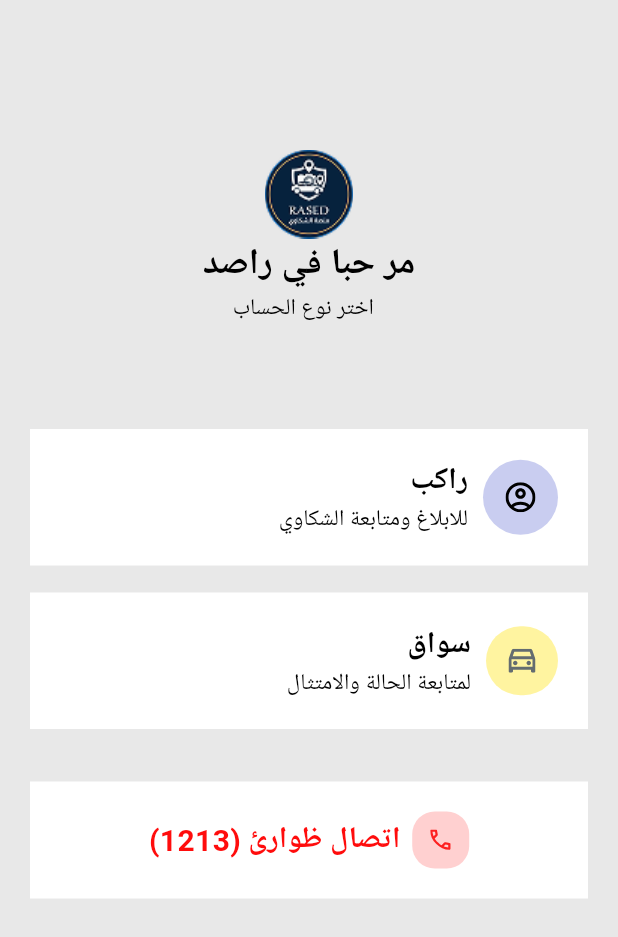
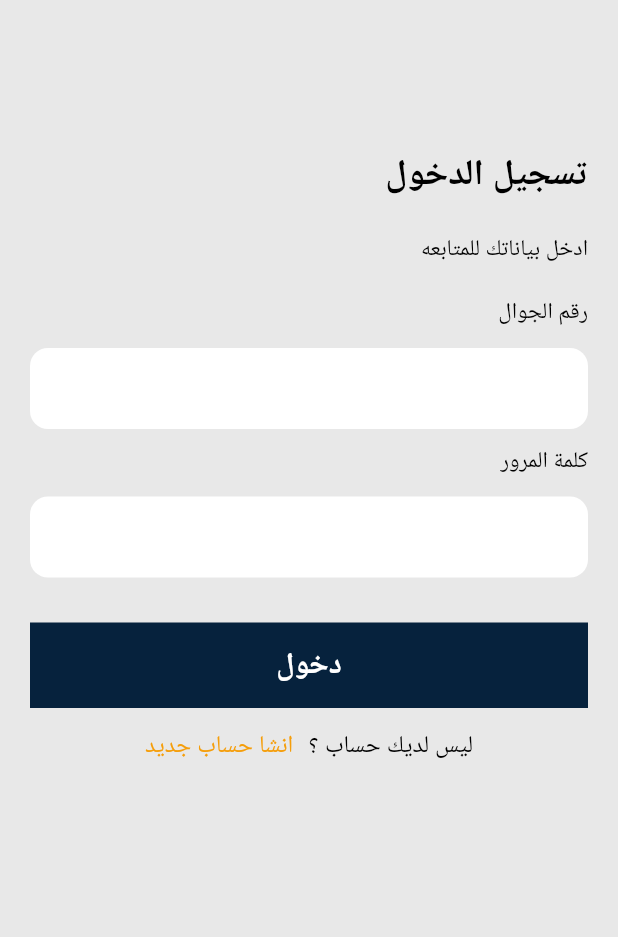
Before and after one commit to mO7MeD11/Graduation-project, a Flutter app: the screen it shows after launch, after a tap on "راكب", on a phone screen of 412 x 824 dp. Shown: the top 937 px of the screen. Run offline on Flutter 3.47's test engine with Material 3 defaults, Android fonts, the phone set to English and light mode, and no system bars; our stand-ins replace dio, flutter_svg, gap.

Commit message:
create login view and register view

```diff
--- a/lib/core/style/font_style.dart
+++ b/lib/core/style/font_style.dart
@@ -4,6 +4,11 @@
   static const TextStyle regular15 = TextStyle(
     color: Color(0xff000000),
     fontSize: 15,
+    fontWeight: FontWeight.w400,
+  );
+    static const TextStyle regular16 = TextStyle(
+    color: Color(0xff000000),
+    fontSize: 16,
     fontWeight: FontWeight.w400,
   );
   static const TextStyle regular24 = TextStyle(
--- a/lib/features/registration/views/account_type_view.dart
+++ b/lib/features/registration/views/account_type_view.dart
@@ -1,7 +1,9 @@
 import 'package:flutter/material.dart';
-import 'package:flutter_svg/flutter_svg.dart';
 import 'package:gap/gap.dart';
 import 'package:graduationproject/core/style/font_style.dart';
+import 'package:graduationproject/features/registration/views/login_view.dart';
+import 'package:graduationproject/features/registration/widget/custom_container.dart';
+import 'package:graduationproject/features/registration/widget/roale_card.dart';
 
 class AccountTypeView extends StatelessWidget {
   const AccountTypeView({super.key});
@@ -22,7 +24,12 @@
             Text('اختر نوع الحساب  ', style: FontStyles.regular15),
             Gap(70),
             GestureDetector(
-              onTap: () {},
+              onTap: () {
+                Navigator.push(
+                  context,
+                  MaterialPageRoute(builder: (context) => LoginView()),
+                );
+              },
               child: RoleCard(
                 image: 'assets/person.svg',
                 text1: 'راكب',
@@ -32,7 +39,12 @@
             ),
             Gap(18),
             GestureDetector(
-              onTap: () {},
+              onTap: () {
+                Navigator.push(
+                  context,
+                  MaterialPageRoute(builder: (context) => LoginView()),
+                );
+              },
               child: RoleCard(
                 image: 'assets/car.svg',
                 text1: 'سواق',
@@ -48,80 +60,3 @@
     );
   }
 }
-
-class CustomContainer extends StatelessWidget {
-  const CustomContainer({super.key});
-
-  @override
-  Widget build(BuildContext context) {
-    return Container(
-      padding: EdgeInsets.all(20),
-      decoration: BoxDecoration(color: Color(0xffFFFFFF)),
-      child: Row(
-        mainAxisAlignment: MainAxisAlignment.center,
-        children: [
-          Text(
-            'اتصال ظوارئ (1213)',
-            style: TextStyle(
-              color: Color(0xffFF0C0C),
-              fontWeight: FontWeight.w700,
-              fontSize: 20,
-            ),
-          ),
-          Gap(8),
-          Container(
-            padding: EdgeInsets.all(12),
-            decoration: BoxDecoration(
-              color: Color(0xffFFD0D0),
-              borderRadius: BorderRadius.circular(15),
-            ),
-            child: SvgPicture.asset('assets/call.svg'),
-          ),
-        ],
-      ),
-    );
-  }
-}
-
-class RoleCard extends StatelessWidget {
-  const RoleCard({
-    super.key,
-    required this.text1,
-    required this.text2,
-    required this.image,
-    required this.color,
-  });
-  final String text1;
-  final String text2;
-  final String image;
-  final int color;
-
-  @override
-  Widget build(BuildContext context) {
-    return Container(
-      padding: EdgeInsets.all(20),
-      decoration: BoxDecoration(color: Color(0xffFFFFFF)),
-      child: Row(
-        mainAxisAlignment: MainAxisAlignment.end,
-        children: [
-          Column(
-            crossAxisAlignment: CrossAxisAlignment.end,
-            children: [
-              Text(text1, style: FontStyles.regular20),
-              Text(text2, style: FontStyles.regular15),
-            ],
-          ),
-          Gap(10),
-          Container(
-            padding: EdgeInsets.all(15),
-            decoration: BoxDecoration(
-              borderRadius: BorderRadius.circular(50),
-              color: Color(color),
-            ),
-            child: SvgPicture.asset(image),
-          ),
-        ],
-      ),
-    );
-  }
-}
--- a/lib/features/registration/views/login_view.dart
+++ b/lib/features/registration/views/login_view.dart
@@ -0,0 +1,64 @@
+import 'package:flutter/material.dart';
+import 'package:gap/gap.dart';
+import 'package:graduationproject/core/style/font_style.dart';
+import 'package:graduationproject/features/registration/views/register_view.dart';
+import 'package:graduationproject/features/registration/widget/custom_button.dart';
+import 'package:graduationproject/features/registration/widget/custom_text_form_field.dart';
+
+class LoginView extends StatelessWidget {
+  const LoginView({super.key});
+
+  @override
+  Widget build(BuildContext context) {
+    return Scaffold(
+      backgroundColor: Color(0xffE8E8E8),
+      body: Padding(
+        padding: const EdgeInsets.symmetric(horizontal: 20),
+        child: Column(
+          crossAxisAlignment: CrossAxisAlignment.end,
+          children: [
+            Gap(100),
+            Text('تسجيل الدخول', style: FontStyles.regular24),
+            Gap(20),
+            Text('ادخل بياناتك للمتابعه', style: FontStyles.regular15),
+            Gap(20),
+            Text('رقم الجوال', style: FontStyles.regular15),
+            Gap(13),
+            CustomTextFormField(),
+            Gap(10),
+            Text('كلمة المرور', style: FontStyles.regular15),
+            Gap(13),
+            CustomTextFormField(),
+            Gap(30),
+            SizedBox(
+              width: double.infinity,
+              child: CustomButton(text: 'دخول', onTap: () {}),
+            ),
+            Gap(13),
+            Row(
+              mainAxisAlignment: MainAxisAlignment.center,
+              children: [
+                GestureDetector(
+                  onTap: () {
+                    Navigator.push(
+                      context,
+                      MaterialPageRoute(builder: (context) => RegisterView()),
+                    );
+                  },
+                  child: Text(
+                    'انشا حساب جديد',
+                    style: FontStyles.regular16.copyWith(
+                      color: Color(0xffF59E0B),
+                    ),
+                  ),
+                ),
+                Gap(10),
+                Text('ليس لديك حساب ؟', style: FontStyles.regular16),
+              ],
+            ),
+          ],
+        ),
+      ),
+    );
+  }
+}
--- /dev/null
+++ b/lib/features/registration/widget/custom_button.dart
@@ -0,0 +1,24 @@
+import 'package:flutter/material.dart';
+import 'package:graduationproject/core/style/font_style.dart';
+
+class CustomButton extends StatelessWidget {
+  const CustomButton({super.key, required this.text, required this.onTap});
+  final String text;
+  final Function() onTap;
+  @override
+  Widget build(BuildContext context) {
+    return GestureDetector(
+      onTap: onTap,
+      child: Container(
+        padding: EdgeInsets.all(14),
+        decoration: BoxDecoration(color: Color(0xff06223D)),
+        child: Center(
+          child: Text(
+            text,
+            style: FontStyles.regular20.copyWith(color: Colors.white),
+          ),
+        ),
+      ),
+    );
+  }
+}
--- /dev/null
+++ b/lib/features/registration/widget/custom_container.dart
@@ -0,0 +1,37 @@
+import 'package:flutter/material.dart';
+import 'package:flutter_svg/svg.dart';
+import 'package:gap/gap.dart';
+
+class CustomContainer extends StatelessWidget {
+  const CustomContainer({super.key});
+
+  @override
+  Widget build(BuildContext context) {
+    return Container(
+      padding: EdgeInsets.all(20),
+      decoration: BoxDecoration(color: Color(0xffFFFFFF)),
+      child: Row(
+        mainAxisAlignment: MainAxisAlignment.center,
+        children: [
+          Text(
+            'اتصال ظوارئ (1213)',
+            style: TextStyle(
+              color: Color(0xffFF0C0C),
+              fontWeight: FontWeight.w700,
+              fontSize: 20,
+            ),
+          ),
+          Gap(8),
+          Container(
+            padding: EdgeInsets.all(12),
+            decoration: BoxDecoration(
+              color: Color(0xffFFD0D0),
+              borderRadius: BorderRadius.circular(15),
+            ),
+            child: SvgPicture.asset('assets/call.svg'),
+          ),
+        ],
+      ),
+    );
+  }
+}
--- /dev/null
+++ b/lib/features/registration/widget/custom_text_form_field.dart
@@ -0,0 +1,31 @@
+import 'package:flutter/material.dart';
+
+class CustomTextFormField extends StatelessWidget {
+  const CustomTextFormField({super.key});
+
+  @override
+  Widget build(BuildContext context) {
+    return TextFormField(
+      decoration: InputDecoration(
+        filled: true,
+        fillColor: Colors.white,
+        border: OutlineInputBorder(
+          borderRadius: BorderRadius.circular(12),
+          borderSide: BorderSide.none,
+        ),
+        enabledBorder: OutlineInputBorder(
+          borderRadius: BorderRadius.circular(12),
+          borderSide: BorderSide.none,
+        ),
+        focusedBorder: OutlineInputBorder(
+          borderRadius: BorderRadius.circular(12),
+          borderSide: BorderSide.none,
+        ),
+        contentPadding: const EdgeInsets.symmetric(
+          horizontal: 16,
+          vertical: 15,
+        ),
+      ),
+    );
+  }
+}
--- /dev/null
+++ b/lib/features/registration/widget/roale_card.dart
@@ -0,0 +1,47 @@
+import 'package:flutter/material.dart';
+import 'package:flutter_svg/svg.dart';
+import 'package:gap/gap.dart';
+import 'package:graduationproject/core/style/font_style.dart';
+
+class RoleCard extends StatelessWidget {
+  const RoleCard({
+    super.key,
+    required this.text1,
+    required this.text2,
+    required this.image,
+    required this.color,
+  });
+  final String text1;
+  final String text2;
+  final String image;
+  final int color;
+
+  @override
+  Widget build(BuildContext context) {
+    return Container(
+      padding: EdgeInsets.all(20),
+      decoration: BoxDecoration(color: Color(0xffFFFFFF)),
+      child: Row(
+        mainAxisAlignment: MainAxisAlignment.end,
+        children: [
+          Column(
+            crossAxisAlignment: CrossAxisAlignment.end,
+            children: [
+              Text(text1, style: FontStyles.regular20),
+              Text(text2, style: FontStyles.regular15),
+            ],
+          ),
+          Gap(10),
+          Container(
+            padding: EdgeInsets.all(15),
+            decoration: BoxDecoration(
+              borderRadius: BorderRadius.circular(50),
+              color: Color(color),
+            ),
+            child: SvgPicture.asset(image),
+          ),
+        ],
+      ),
+    );
+  }
+}
```
Also changed, not shown: lib/features/registration/views/OTP_view.dart (+10 -0 lines), lib/features/registration/views/register_view.dart (+72 -0 lines).
